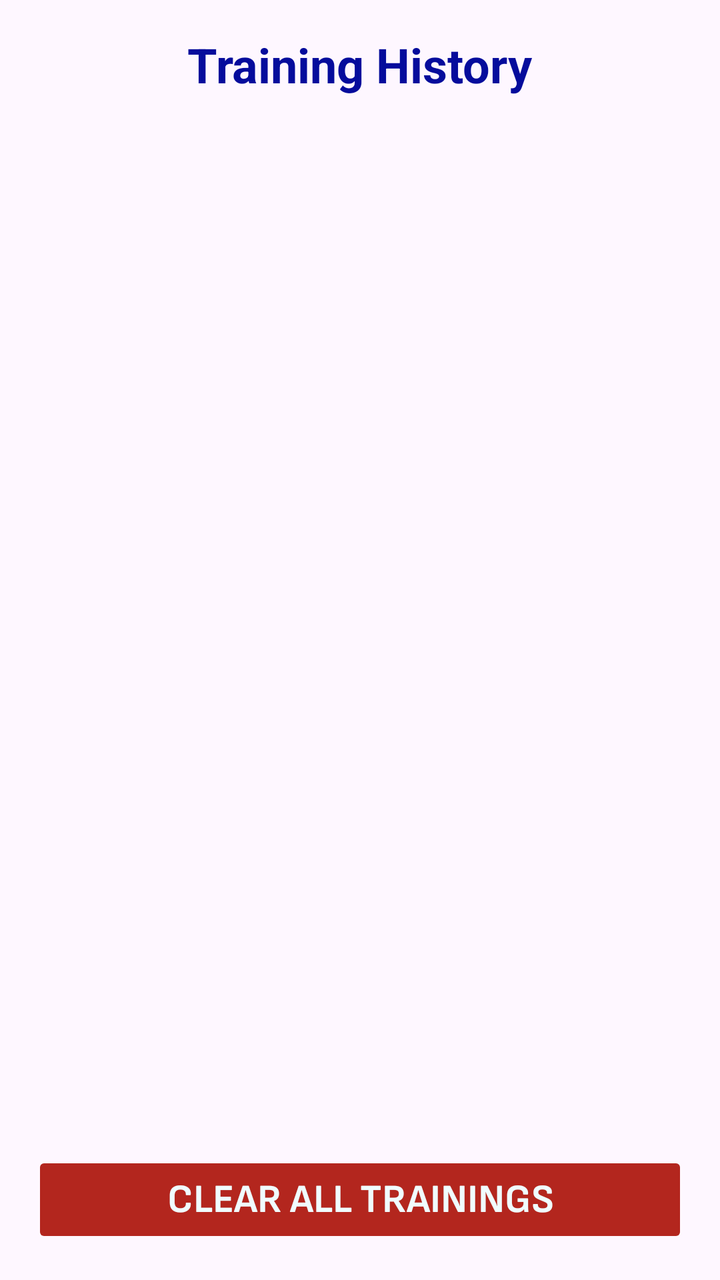
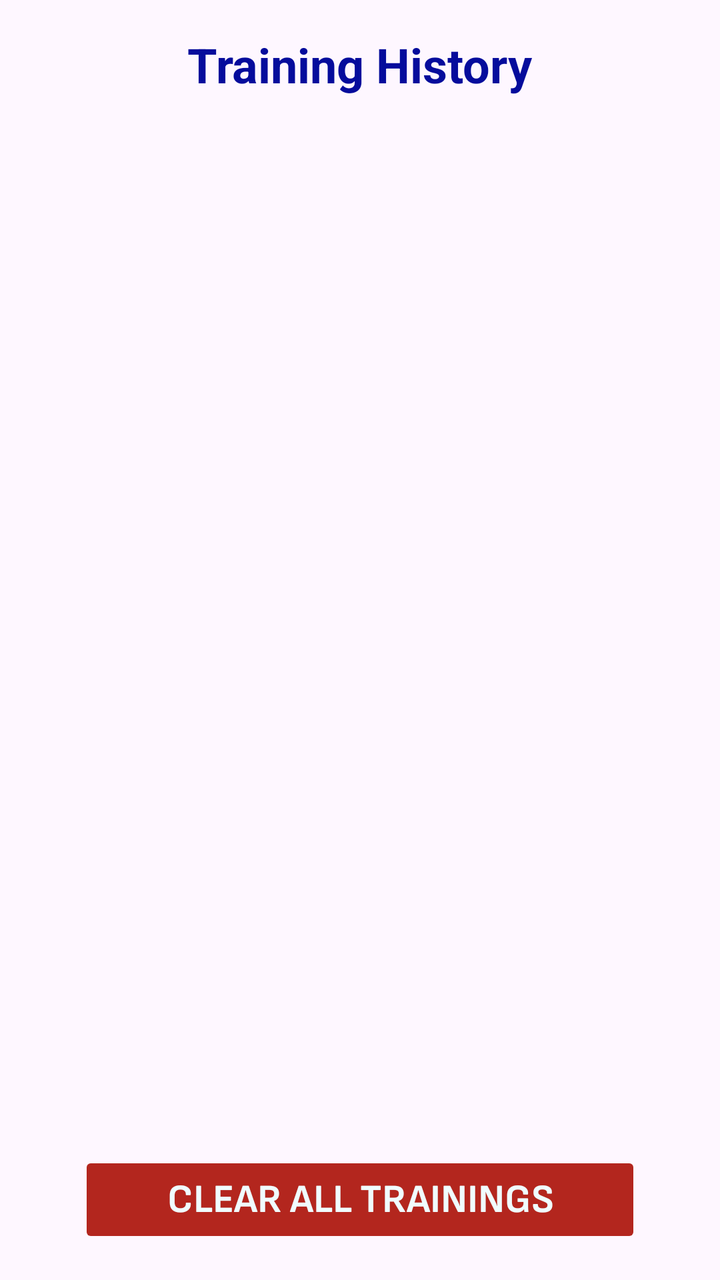

Two renders of the same Android screen: before a commit and after it. Below are the layout's source before the change and the commit's diff.
<!-- AndroidManifest.xml: application theme Theme.StrokeSense -->
<!-- res/layout/activity_training_history.xml -->
<?xml version="1.0" encoding="utf-8"?>
<LinearLayout xmlns:android="http://schemas.android.com/apk/res/android"
    android:layout_width="match_parent"
    android:layout_height="match_parent"
    android:orientation="vertical"
    android:padding="16dp">

    <TextView
        android:layout_width="wrap_content"
        android:layout_height="wrap_content"
        android:text="@string/training_history_title"
        android:textSize="24sp"
        android:textStyle="bold"
        android:textColor="?attr/colorPrimary"
        android:layout_gravity="center_horizontal"
        android:layout_marginBottom="16dp"/>

    <androidx.recyclerview.widget.RecyclerView
        android:id="@+id/recyclerView"
        android:layout_width="match_parent"
        android:layout_height="0dp"
        android:layout_weight="1"
        android:paddingTop="8dp"/>

    
    <Button
        android:id="@+id/btnClearAll"
        android:layout_width="match_parent"
        android:layout_height="wrap_content"
        android:text="@string/clear_all_trainings"
        android:textSize="20sp"
        android:fontFamily="@font/sofia_sans_bold"
        android:textColor="?attr/backgroundColor"
        android:backgroundTint="?attr/colorError"
        android:layout_marginTop="16dp"
        android:paddingVertical="12dp"
        android:stateListAnimator="@null"/>
</LinearLayout>
<!-- resources referenced by this layout -->
<resources>
  <string name="clear_all_trainings">CLEAR ALL TRAININGS</string>
  <string name="training_history_title">Training History</string>
  <style name="Theme.StrokeSense" parent="Base.Theme.StrokeSense" />
  <style name="Base.Theme.StrokeSense" parent="Theme.Material3.DayNight.NoActionBar">
          
          
          <item name="colorPrimary">@color/logo_blue</item>
          <item name="colorSecondary">@color/light_blue</item>
          <item name="colorOnPrimary">@color/white</item>
          <item name="backgroundColor">@color/background</item>
  
          <item name="chartLineColor">@color/chart_line_light</item>
          <item name="chartTextColor">@color/chart_text_light</item>
  
      </style>
  <color name="logo_blue">#050C9C</color>
  <color name="light_blue">#3572EF</color>
  <color name="white">#FFFFFFFF</color>
  <color name="background">#F0FCFF</color>
  <color name="chart_line_light">@color/light_blue</color>
  <color name="chart_text_light">@color/light_blue</color>
</resources>

<!-- the commit's change to res/layout/activity_training_history.xml (unified diff, before → after) -->
@@ -22,17 +22,18 @@
         android:layout_weight="1"
         android:paddingTop="8dp"/>
 
-    
     <Button
         android:id="@+id/btnClearAll"
-        android:layout_width="match_parent"
+        android:layout_width="wrap_content"
         android:layout_height="wrap_content"
+        android:layout_gravity="center_horizontal"
         android:text="@string/clear_all_trainings"
         android:textSize="20sp"
         android:fontFamily="@font/sofia_sans_bold"
         android:textColor="?attr/backgroundColor"
         android:backgroundTint="?attr/colorError"
         android:layout_marginTop="16dp"
+        android:paddingHorizontal="44dp"
         android:paddingVertical="12dp"
         android:stateListAnimator="@null"/>
 </LinearLayout>
